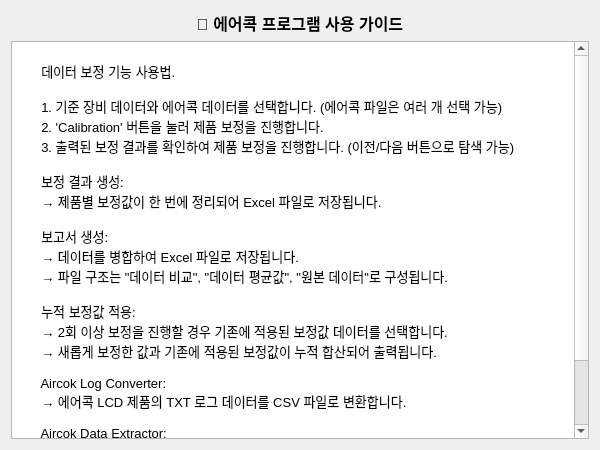
Before: the Qt Designer form src/ui/guide.ui in leekyueun/AircokDataManager, drawn with Qt 5.
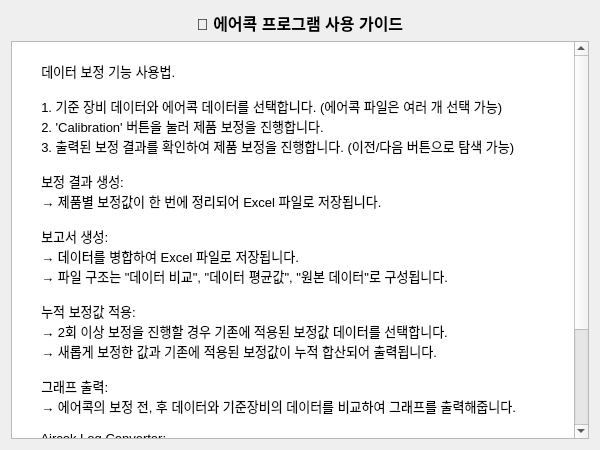
After: the same form once the commit is applied.

Commit message: add: 그래프 시각화 추가

Patch:
```diff
--- a/src/ui/guide.ui
+++ b/src/ui/guide.ui
@@ -66,6 +66,9 @@
        → 2회 이상 보정을 진행할 경우 기존에 적용된 보정값 데이터를 선택합니다.
        → 새롭게 보정한 값과 기존에 적용된 보정값이 누적 합산되어 출력됩니다.
 
+       그래프 출력:
+       → 에어콕의 보정 전, 후 데이터와 기준장비의 데이터를 비교하여 그래프를 출력해줍니다.
+
        Aircok Log Converter:
        → 에어콕 LCD 제품의 TXT 로그 데이터를 CSV 파일로 변환합니다.
 
```
The commit also changes 5 other files.
